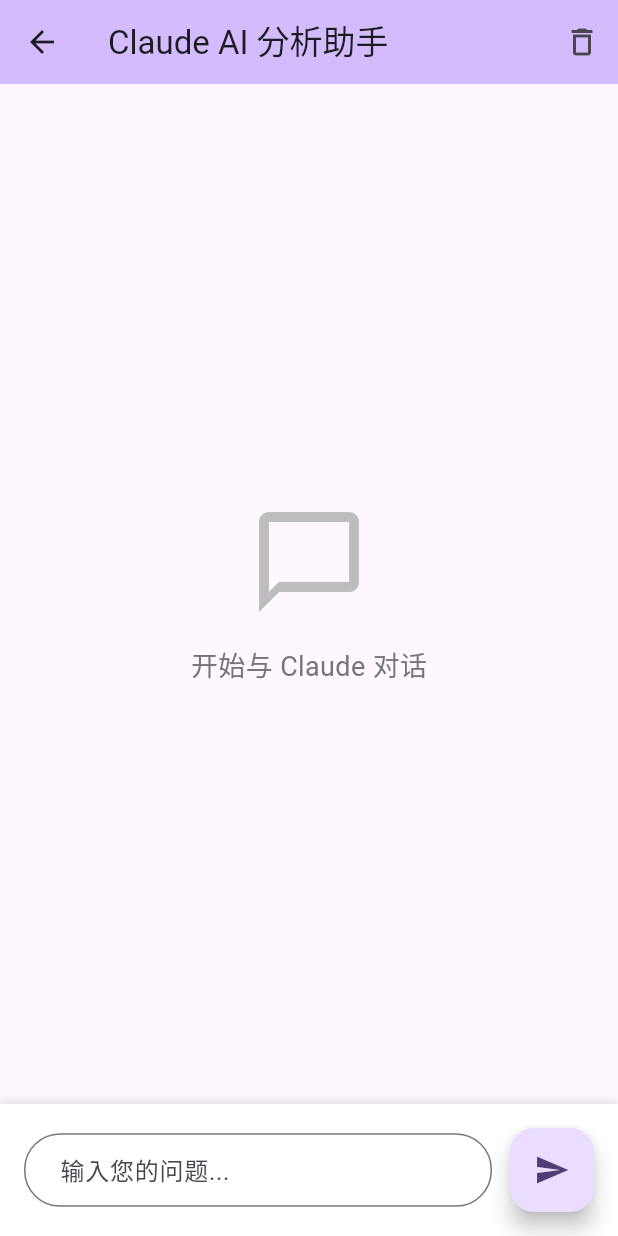
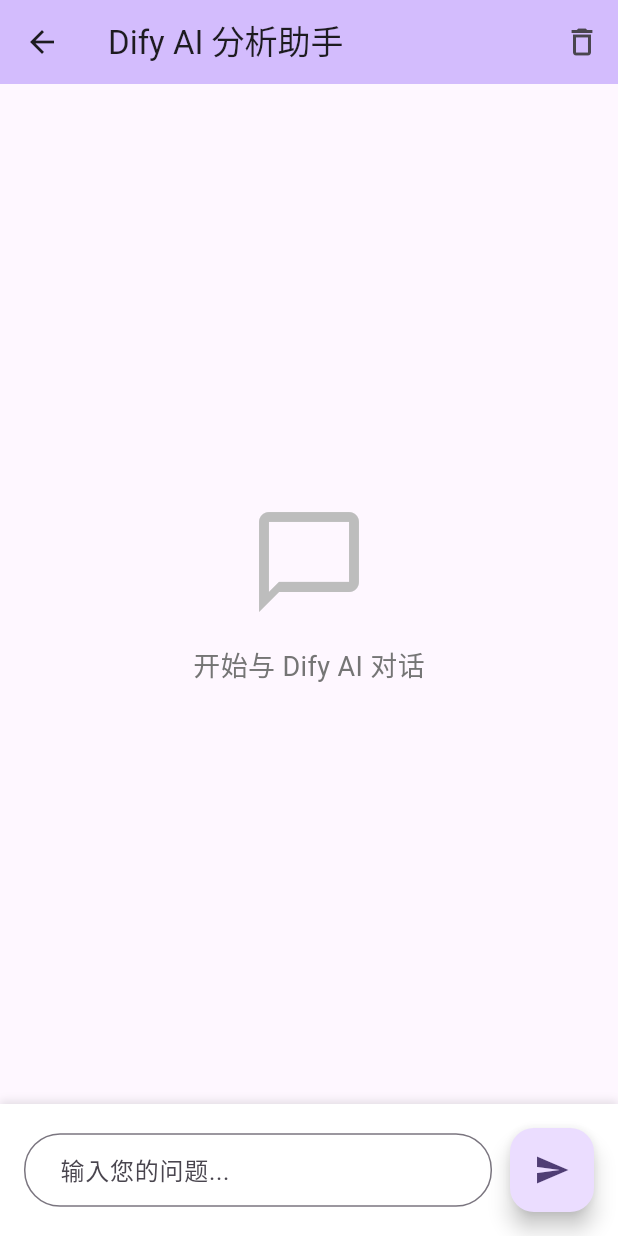
Before and after one commit to bixiao7648/AiPlayer, a Flutter app: the AnalysisPage screen opened directly, on a phone screen of 412 x 824 dp. Run offline on Flutter 3.47's test engine with Material 3 defaults, Android fonts, the phone set to English and light mode, and no system bars; missing offline and left inert: dart:ffi.

Commit message:
4-改用dify的形式来实现ai机器人了，能记录历史、联网搜索了

```diff
--- a/lib/analysis_page.dart
+++ b/lib/analysis_page.dart
@@ -43,7 +43,7 @@
     // 滚动到底部
     _scrollToBottom();
 
-    // 调用 Claude API
+    // 调用 Dify API
     final response = await _analysisModule.sendMessage(message);
 
     // 添加 AI 回复
@@ -75,6 +75,7 @@
   void _clearChat() {
     setState(() {
       _messages.clear();
+      _analysisModule.clearConversation(); // 清除会话上下文
     });
   }
 
@@ -82,7 +83,7 @@
   Widget build(BuildContext context) {
     return Scaffold(
       appBar: AppBar(
-        title: const Text('Claude AI 分析助手'),
+        title: const Text('Dify AI 分析助手'),
         backgroundColor: Theme.of(context).colorScheme.inversePrimary,
         actions: [
           IconButton(
@@ -108,7 +109,7 @@
                         ),
                         const SizedBox(height: 16),
                         Text(
-                          '开始与 Claude 对话',
+                          '开始与 Dify AI 对话',
                           style: TextStyle(
                             fontSize: 18,
                             color: Colors.grey[600],
@@ -144,7 +145,7 @@
                     ),
                   ),
                   const SizedBox(width: 12),
-                  const Text('Claude 正在思考...'),
+                  const Text('Dify AI 正在思考...'),
                 ],
               ),
             ),
```
Also changed, not shown: lib/analysis_module.dart (+48 -23 lines).
